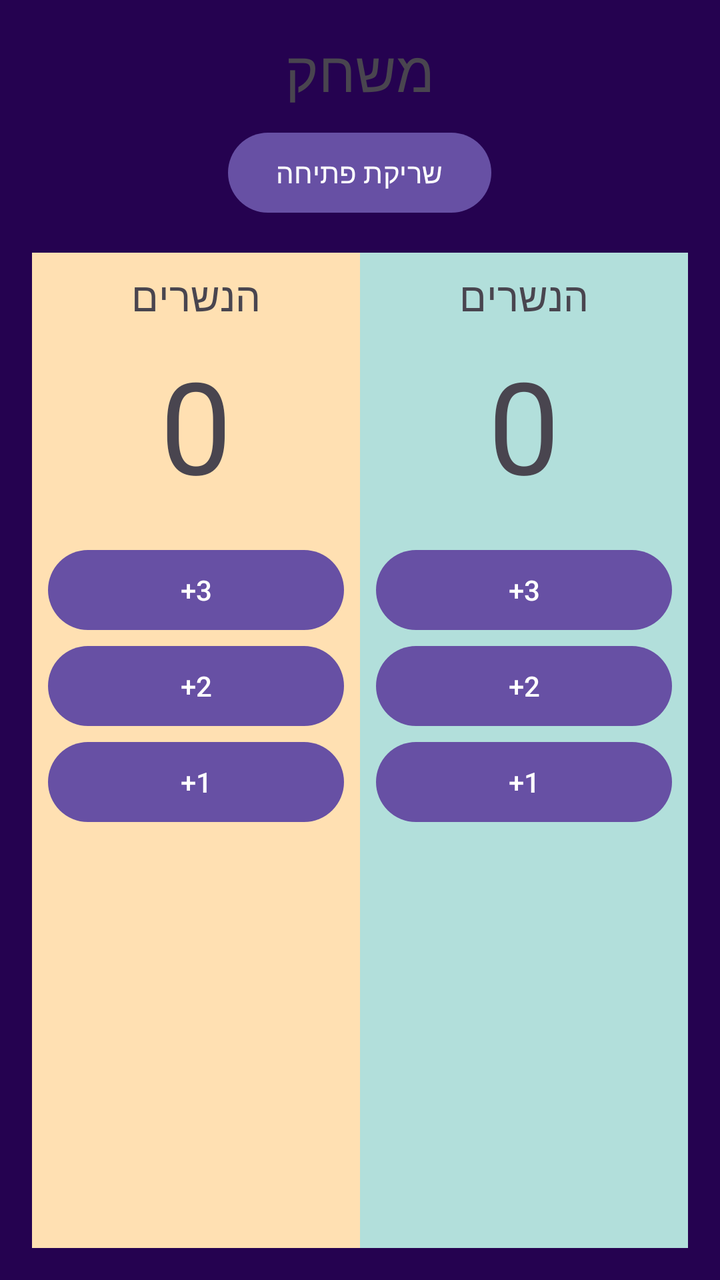
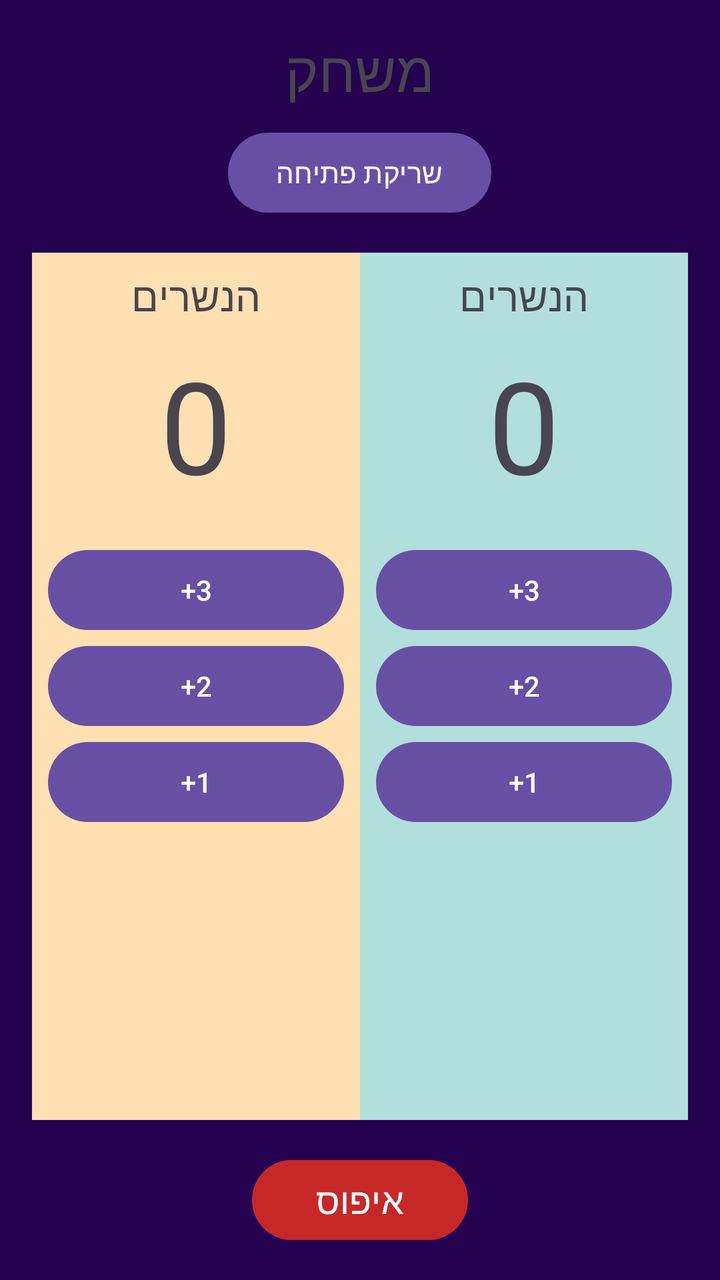

Compare the two renders of this Android layout. The source of the first and the diff that turns it into the second are given below.
<!-- AndroidManifest.xml: application theme Theme.GreetingCard -->
<!-- res/layout/activity_main.xml -->
<?xml version="1.0" encoding="utf-8"?>
<LinearLayout xmlns:android="http://schemas.android.com/apk/res/android"
    android:id="@+id/main"
    android:layout_width="match_parent"
    android:layout_height="match_parent"
    android:background="@color/screen_bg"
    android:orientation="vertical"
    android:padding="16dp">

    <TextView
        android:id="@+id/tvTitle"
        android:layout_width="match_parent"
        android:layout_height="wrap_content"
        android:gravity="center"
        android:text="משחק"
        android:textSize="28sp" />

    <Button
        android:id="@+id/btnWhistle"
        android:layout_width="wrap_content"
        android:layout_height="wrap_content"
        android:layout_gravity="center_horizontal"
        android:layout_marginTop="8dp"
        android:text="שריקת פתיחה" />

    <LinearLayout
        android:layout_width="match_parent"
        android:layout_height="0dp"
        android:layout_weight="1"
        android:layout_marginTop="16dp"
        android:orientation="horizontal">

        <LinearLayout
            android:layout_width="0dp"
            android:layout_height="match_parent"
            android:layout_weight="1"
            android:background="#FFE0B2"
            android:gravity="center_horizontal"
            android:orientation="vertical"
            android:padding="8dp">
            <TextView
                android:id="@+id/tvNameA"
                android:layout_width="wrap_content"
                android:layout_height="wrap_content"
                android:text="הנשרים"
                android:textSize="20sp" />

            <TextView
                android:id="@+id/tvScoreA"
                android:layout_width="wrap_content"
                android:layout_height="wrap_content"
                android:layout_marginTop="8dp"
                android:layout_marginBottom="16dp"
                android:text="0"
                android:textSize="64sp" />

            <Button
                android:id="@+id/btnA3"
                android:layout_width="match_parent"
                android:layout_height="wrap_content"
                android:text="+3" />

            <Button
                android:id="@+id/btnA2"
                android:layout_width="match_parent"
                android:layout_height="wrap_content"
                android:text="+2" />

            <Button
                android:id="@+id/btnA1"
                android:layout_width="match_parent"
                android:layout_height="wrap_content"
                android:text="+1" />

        </LinearLayout>

        <LinearLayout
            android:layout_width="0dp"
            android:layout_height="match_parent"
            android:layout_weight="1"
            android:background="#B2DFDB"
            android:gravity="center_horizontal"
            android:orientation="vertical"
            android:padding="8dp">

            <TextView
                android:id="@+id/tvNameB"
                android:layout_width="wrap_content"
                android:layout_height="wrap_content"
                android:text="הנשרים"
                android:textSize="20sp" />

            <TextView
                android:id="@+id/tvScoreB"
                android:layout_width="wrap_content"
                android:layout_height="wrap_content"
                android:layout_marginTop="8dp"
                android:layout_marginBottom="16dp"
                android:text="0"
                android:textSize="64sp" />

            <Button
                android:id="@+id/btnB3"
                android:layout_width="match_parent"
                android:layout_height="wrap_content"
                android:text="+3" />

            <Button
                android:id="@+id/btnB2"
                android:layout_width="match_parent"
                android:layout_height="wrap_content"
                android:text="+2" />

            <Button
                android:id="@+id/btnB1"
                android:layout_width="match_parent"
                android:layout_height="wrap_content"
                android:text="+1" />

        </LinearLayout>

    </LinearLayout>

</LinearLayout>
<!-- resources referenced by this layout -->
<resources>
  <color name="screen_bg">#250250</color>
  <style name="Theme.GreetingCard" parent="Base.Theme.GreetingCard" />
  <style name="Base.Theme.GreetingCard" parent="Theme.Material3.DayNight.NoActionBar">
          
          
      </style>
</resources>

<!-- the commit's change to res/layout/activity_main.xml (unified diff, before → after) -->
@@ -120,5 +120,17 @@
         </LinearLayout>
 
     </LinearLayout>
+    <Button
+        android:id="@+id/btnReset"
+        android:layout_width="wrap_content"
+        android:layout_height="wrap_content"
+        android:layout_gravity="center_horizontal"
+        android:layout_marginTop="16dp"
+        android:backgroundTint="@color/btn_reset"
+        android:paddingStart="32dp"
+        android:paddingEnd="32dp"
+        android:text="איפוס"
+        android:textColor="#FFFFFF"
+        android:textSize="18sp" />
 
 </LinearLayout>
<!-- resource entries referenced after the edit -->
@@ -1,5 +1,6 @@
 <!-- resources referenced by this layout -->
 <resources>
+  <color name="btn_reset">#C62828</color>
   <color name="screen_bg">#250250</color>
   <style name="Theme.GreetingCard" parent="Base.Theme.GreetingCard" />
   <style name="Base.Theme.GreetingCard" parent="Theme.Material3.DayNight.NoActionBar">
